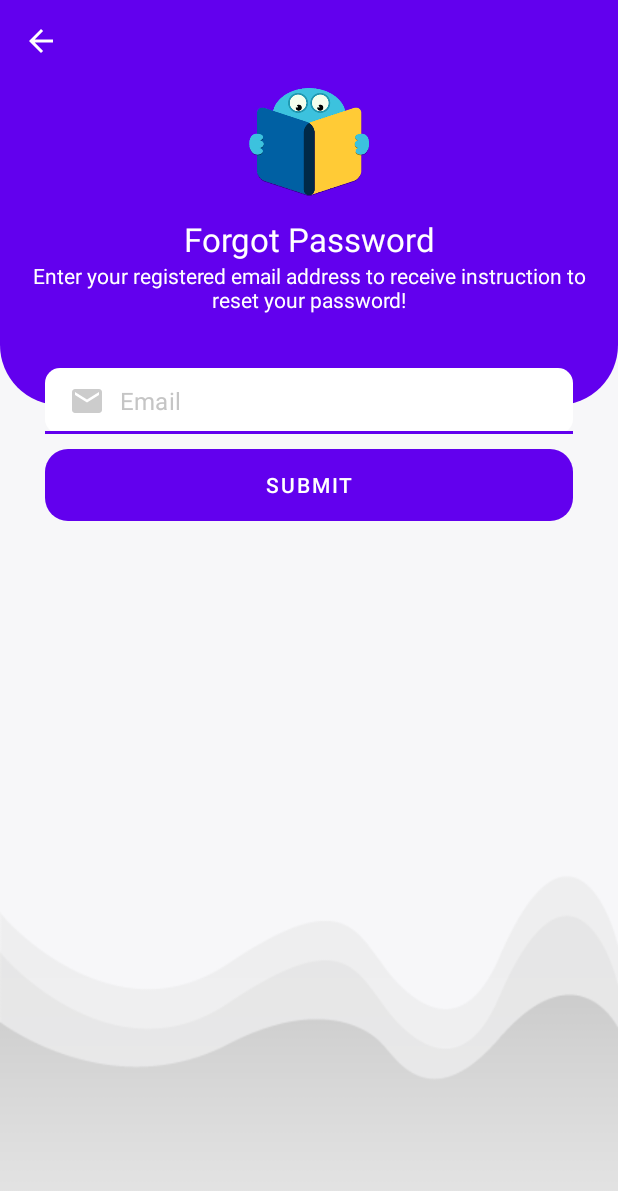
After one commit to piasmiah/Book-Shelf, an Android app: the ForgotPasswordActivity screen opened directly, with no data from a screen before it, on a phone screen of 412 x 824 dp. The commit adds this screen. Shown: the top 1191 px of the screen. Run offline under Robolectric (Android 15) with nearby library versions, the phone set to English and light mode, and no system bars; our stand-ins replace Firebase (no records; nobody signed in at launch, a user with empty details on screens opened directly).

Commit message:
Uploaded by pias

```diff
--- /dev/null
+++ b/app/src/main/java/com/pias/bookshelf/activites/ForgotPasswordActivity.java
@@ -0,0 +1,99 @@
+package com.pias.bookshelf.activites;
+
+import androidx.annotation.NonNull;
+import androidx.appcompat.app.AppCompatActivity;
+
+import android.app.ProgressDialog;
+import android.os.Bundle;
+import android.util.Patterns;
+import android.view.View;
+import android.widget.ProgressBar;
+import android.widget.Toast;
+
+import com.google.android.gms.tasks.OnFailureListener;
+import com.google.android.gms.tasks.OnSuccessListener;
+import com.google.firebase.auth.FirebaseAuth;
+import com.pias.bookshelf.databinding.ActivityForgotPasswordBinding;
+
+public class ForgotPasswordActivity extends AppCompatActivity {
+
+    //view binding
+    private ActivityForgotPasswordBinding binding;
+
+    //firebase auth
+    private FirebaseAuth firebaseAuth;
+
+    //progress dialog
+    private ProgressDialog progressDialog;
+
+    @Override
+    protected void onCreate(Bundle savedInstanceState) {
+        super.onCreate(savedInstanceState);
+        binding= ActivityForgotPasswordBinding.inflate(getLayoutInflater());
+        setContentView(binding.getRoot());
+
+        //init firebase auth
+        firebaseAuth= FirebaseAuth.getInstance();
+
+        //Init/setup progress dialog
+        progressDialog= new ProgressDialog(this);
+        progressDialog.setTitle("Please wait");
+        progressDialog.setCanceledOnTouchOutside(false);
+
+        //handle click, go back
+        binding.backBtn.setOnClickListener(new View.OnClickListener() {
+            @Override
+            public void onClick(View v) {
+                onBackPressed();
+            }
+        });
+        //handle click, begin recovery password
+        binding.submitBtn.setOnClickListener(new View.OnClickListener() {
+            @Override
+            public void onClick(View v) {
+                validateData();
+            }
+        });
+    }
+
+    private String email= "";
+    private void validateData() {
+        //get data email
+        email= binding.emailEt.getText().toString().trim();
+
+        //validate data shouldn't empty and should be valid format
+        if(email.isEmpty()){
+            Toast.makeText(this, "Enter Email...", Toast.LENGTH_SHORT).show();
+        } else if (!Patterns.EMAIL_ADDRESS.matcher(email).matches()) {
+            Toast.makeText(this, "Invalid email format...", Toast.LENGTH_SHORT).show();
+        }
+        else {
+            recoveryPassword();
+        }
+    }
+
+    private void recoveryPassword() {
+        //show progress
+        progressDialog.setMessage("Sending password recovery instruction to"+email);
+        progressDialog.show();
+
+        //begin sending recovery
+        firebaseAuth.sendPasswordResetEmail(email)
+                .addOnSuccessListener(new OnSuccessListener<Void>() {
+                    @Override
+                    public void onSuccess(Void unused) {
+                        //sent
+                        progressDialog.dismiss();
+                        Toast.makeText(ForgotPasswordActivity.this, "Instruction to reset password sent to"+email, Toast.LENGTH_SHORT).show();
+                    }
+                })
+                .addOnFailureListener(new OnFailureListener() {
+                    @Override
+                    public void onFailure(@NonNull Exception e) {
+                        //failed to send
+                        progressDialog.dismiss();
+                        Toast.makeText(ForgotPasswordActivity.this, "Failed to send due to"+e.getMessage(), Toast.LENGTH_SHORT).show();
+                    }
+                });
+    }
+}
--- a/app/src/main/res/layout/activity_about_us.xml
+++ b/app/src/main/res/layout/activity_about_us.xml
@@ -154,7 +154,7 @@
                 android:layout_marginStart="10dp"
                 android:layout_marginTop="5dp"
                 android:fontFamily="@font/roboto_slab"
-                android:text="all right reserved Pias, Alamin, Mrityunjoy, Asha"
+                android:text="all right reserved Trodev"
                 android:textColor="@color/design_default_color_primary"
                 android:textSize="15dp" />
 
--- /dev/null
+++ b/app/src/main/res/layout/activity_forgot_password.xml
@@ -0,0 +1,105 @@
+<?xml version="1.0" encoding="utf-8"?>
+<RelativeLayout xmlns:android="http://schemas.android.com/apk/res/android"
+    xmlns:app="http://schemas.android.com/apk/res-auto"
+    xmlns:tools="http://schemas.android.com/tools"
+    android:layout_width="match_parent"
+    android:layout_height="match_parent"
+    android:background="@drawable/back01"
+    tools:context=".activites.ForgotPasswordActivity">
+
+
+    <!--Toolbar-->
+    <RelativeLayout
+        android:id="@+id/toolbarRl"
+        android:layout_width="match_parent"
+        android:layout_height="270dp"
+        android:background="@drawable/shape_toolbar01">
+
+        <!--Back button-->
+        <ImageButton
+            android:id="@+id/backBtn"
+            android:layout_width="wrap_content"
+            android:layout_height="wrap_content"
+            android:src="@drawable/ic_back"
+            android:background="@android:color/transparent"
+            android:layout_margin="10dp"
+            android:padding="5dp"/>
+
+        <!--Logo-->
+        <ImageView
+            android:id="@+id/iconIv"
+            android:layout_width="80dp"
+            android:layout_height="80dp"
+            android:src="@drawable/book"
+            android:layout_below="@id/backBtn"
+            android:layout_centerHorizontal="true"/>
+
+        <!--Title-->
+        <TextView
+            android:id="@+id/label1Tv"
+            android:layout_width="match_parent"
+            android:layout_height="wrap_content"
+            android:text="Forgot Password"
+            android:layout_below="@id/iconIv"
+            android:textAlignment="center"
+            android:textColor="@color/white"
+            android:layout_marginTop="10dp"
+            android:textSize="22sp"/>
+
+        <!--Subtitle-->
+        <TextView
+            android:id="@+id/label2Tv"
+            android:layout_width="match_parent"
+            android:layout_height="wrap_content"
+            android:text="Enter your registered email address to receive instruction to reset your password!"
+            android:layout_below="@+id/label1Tv"
+            android:textColor="@color/white"
+            android:textAlignment="center"
+            android:layout_marginStart="10dp"
+            android:layout_marginEnd="10dp"/>
+
+    </RelativeLayout>
+
+    <RelativeLayout
+        android:layout_width="match_parent"
+        android:layout_height="wrap_content"
+        android:layout_marginStart="30dp"
+        android:layout_marginEnd="30dp"
+        android:layout_marginTop="245dp">
+
+        <!--Input Email-->
+        <com.google.android.material.textfield.TextInputLayout
+            android:id="@+id/emailTil"
+            android:layout_width="match_parent"
+            android:layout_height="wrap_content"
+            app:hintEnabled="false">
+
+            <EditText
+                android:id="@+id/emailEt"
+                android:layout_width="match_parent"
+                android:layout_height="wrap_content"
+                android:background="@drawable/shape_edittext01"
+                android:drawableStart="@drawable/ic_email_gray"
+                android:drawablePadding="10dp"
+                android:padding="10dp"
+                android:hint="Email"
+                android:textColor="@color/black"
+                android:textColorHint="@color/gray1"/>
+
+
+        </com.google.android.material.textfield.TextInputLayout>
+
+        <!--Submit button-->
+        <Button
+            android:id="@+id/submitBtn"
+            android:layout_width="match_parent"
+            android:layout_height="wrap_content"
+            android:layout_below="@id/emailTil"
+            android:layout_marginTop="10dp"
+            android:text="Submit"
+            android:textColor="@color/white"
+            android:background="@drawable/shape_button01"/>
+
+    </RelativeLayout>
+
+</RelativeLayout>
--- a/app/src/main/res/values/strings.xml
+++ b/app/src/main/res/values/strings.xml
@@ -9,10 +9,10 @@
     <string name="about_this_apps"><b><u>About This Apps:-</u></b></string>
     <string name="about_text">We make this application. We will publish all types of the books here.</string>
 
-    <string name="copyright">This apps document is protected by (Pias, Alamin, Mrityunjoy, Asha) copyright Laws. Reproduction and distribution of the presentation without written permission of the sponsor(Pias, Alamin, Mrityunjoy, Asha) is prohibited.</string>
+    <string name="copyright">This apps document is protected by (Trodev) copyright Laws. Reproduction and distribution of the presentation without written permission of the sponsor(Pias, Alamin, Mrityunjoy, Asha) is prohibited.</string>
     <string name="copy_right"><b><u>Copy Right:-</u></b></string>
     <string name="dev_bio"><b><u>Developer Contact:-</u></b></string>
 
-    <string name="Bio_Data">Assalamualaikum.\nWe are Pias, Alamin, Mrityunjoy, Asha. We are currently studying in the Department of Computer Science and Engineering in Bangladesh University Of Business and Technology (BUBT). We are working in app development as well as studying.
+    <string name="Bio_Data">Assalamualaikum.\nI am Pias Miah. I am currently studying in the Department of Computer Science and Engineering in Bangladesh University Of Business and Technology (BUBT). We are working in app development as well as studying.
     </string>
 </resources>
```
Also changed, not shown: app/src/main/AndroidManifest.xml (+18 -15 lines), app/src/main/java/com/pias/bookshelf/activites/LoginActivity.java (+12 -9 lines).
